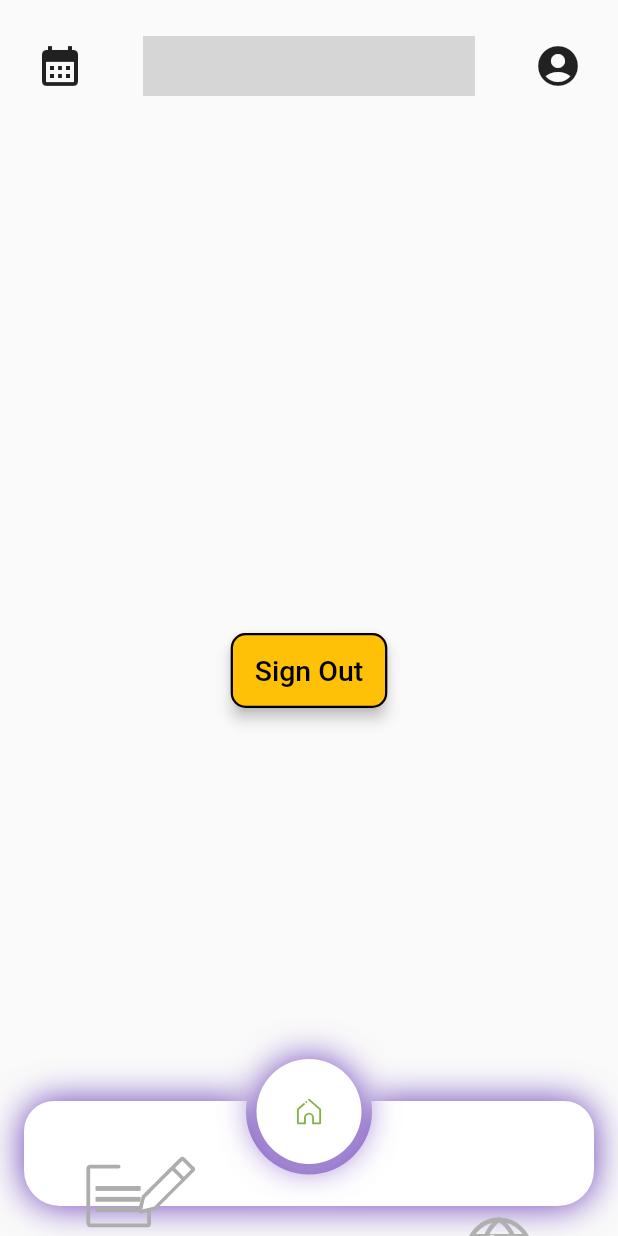
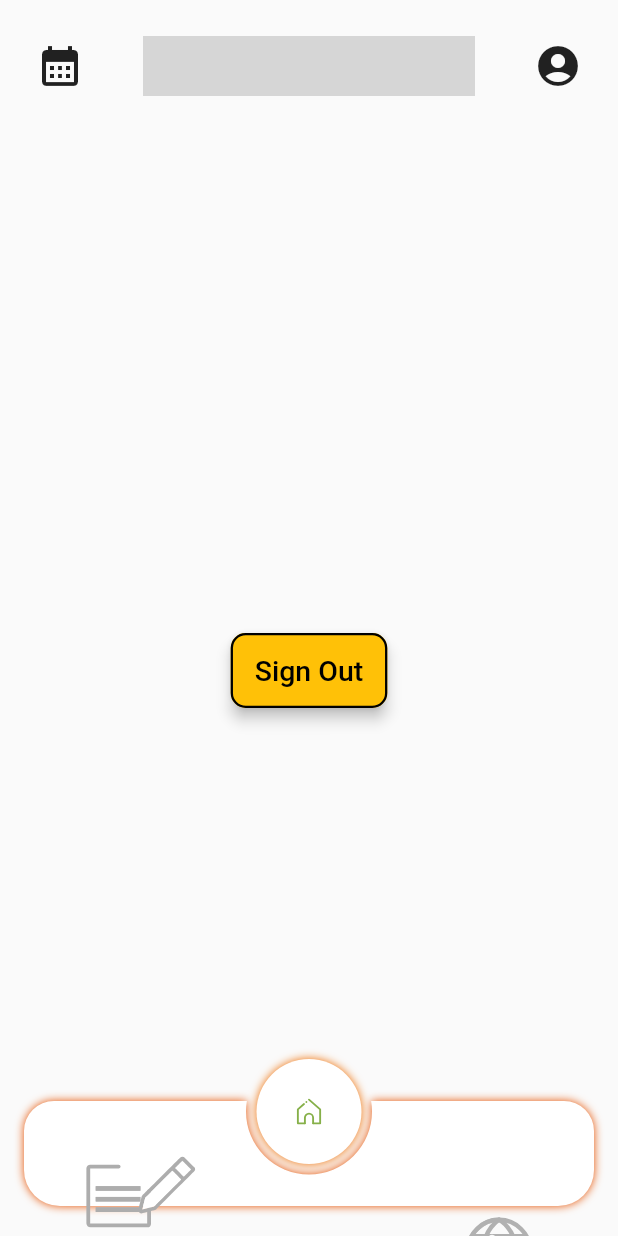
Before and after one commit to Aspendas/aurora, a Flutter app: the HomeScreen screen opened directly, on a phone screen of 412 x 824 dp. Run offline on Flutter 3.47's test engine with Material 2 defaults, Android fonts, the phone set to English and light mode, and no system bars; drawn by our look-alikes of circle_nav_bar; our stand-ins replace cloud_firestore, firebase_auth, firebase_core, firebase_storage, google_sign_in, lottie and 1 more; missing offline and left inert: async_button_builder; accounts and stored records are empty; grey boxes are pictures that could not be loaded.

Commit message:
buttom bar color

```diff
--- a/lib/screens/home.dart
+++ b/lib/screens/home.dart
@@ -134,9 +134,9 @@ class HomeScreenState extends State<HomeScreen> with TickerProviderStateMixin {
           bottomRight: Radius.circular(24),
           bottomLeft: Radius.circular(24),
         ),
-        shadowColor: Colors.deepPurple,
-        circleShadowColor: Colors.deepPurple,
-        elevation: 20,
+        shadowColor: Colors.orange.shade900,
+        circleShadowColor: Colors.orange.shade800,
+        elevation: 5,
       ),
     );
   }
```
Also changed, not shown: pubspec.lock, 2 other files.
